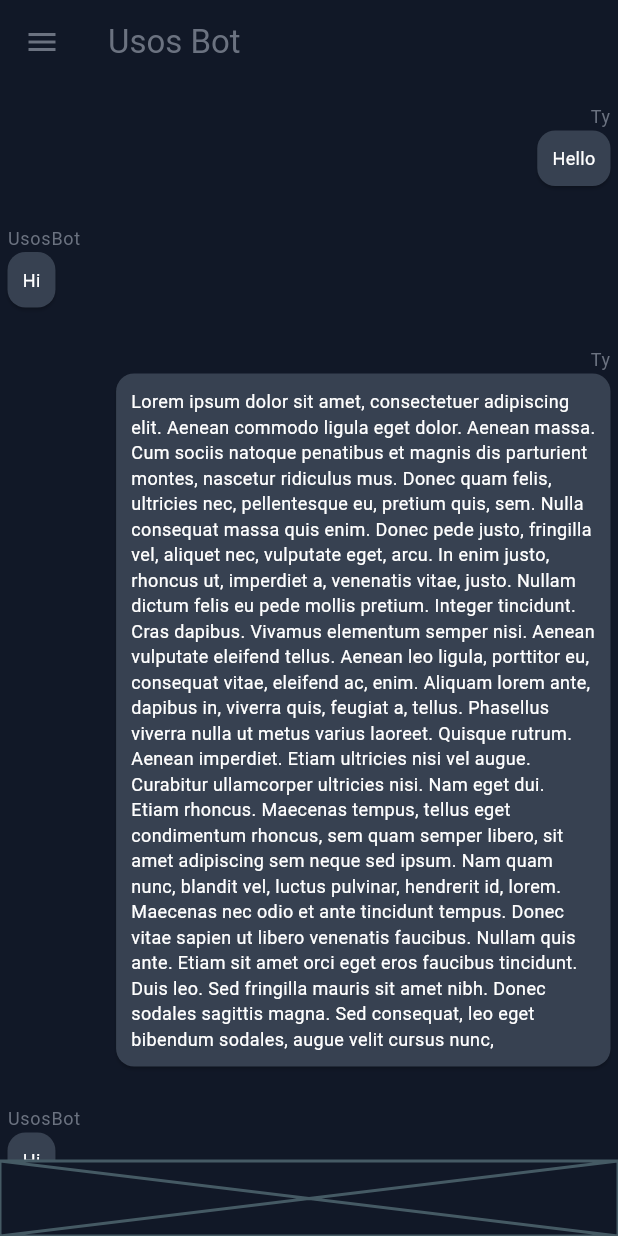
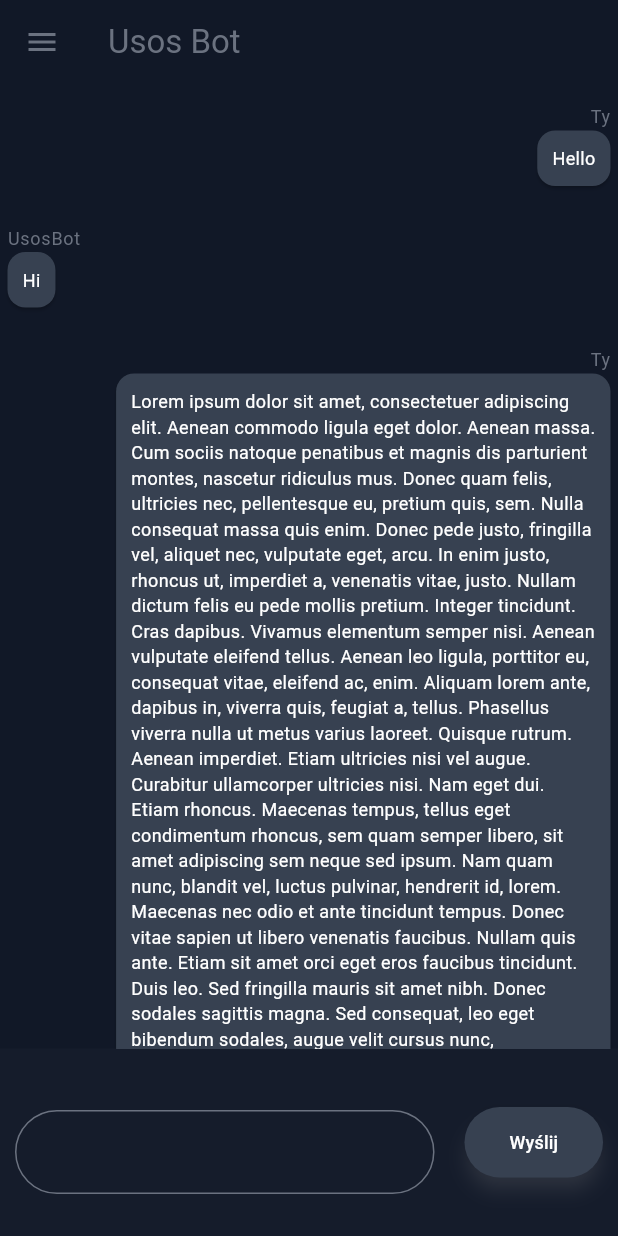
Before and after one commit to milosz7/usos-bot, a Flutter app: the ChatPage screen opened by its route, on a phone screen of 412 x 824 dp. Run offline on Flutter 3.47's test engine with Material 3 defaults, Android fonts, the phone set to English and light mode, and no system bars; our stand-ins replace sign_in_button.

Commit message:
added input form for chat

```diff
--- a/frontend_flutter/lib/src/chat/chat_page.dart
+++ b/frontend_flutter/lib/src/chat/chat_page.dart
@@ -42,7 +42,9 @@ class _ChatPageState extends State<ChatPage> {
     ChatMessage(MessageAuthor.ai, "Hi"),
   ];
 
-  void _fetchCurrentChatHistory(String id) {}
+  void _fetchCurrentChatHistory(String id) {
+    currentChatHistory[0].content = id;
+  }
 
   void _changeIndex(int selectedIndex) {
     _fetchCurrentChatHistory(historyCaptions[selectedIndex].uuid);
@@ -51,11 +53,31 @@ class _ChatPageState extends State<ChatPage> {
     });
   }
 
+  final _formKey = GlobalKey<FormState>();
+  final TextEditingController _textController = TextEditingController();
+  String _errorText = "";
+  final double maxWidthMobileDevices = 600.0;
+
+  void _processSubmit() {
+    setState(() {
+      var validation = _formKey.currentState?.validate();
+      _errorText = validation == true ? "" : "Prosze zadać pytanie";
+
+      if (!validation!) {
+        return;
+      }
+
+      var input = _textController.text;
+
+      print("User input: $input");
+    });
+  }
+
   @override
   Widget build(BuildContext context) {
     var theme = Theme.of(context);
     var screenWidth = MediaQuery.of(context).size.width;
-    const inputHeight = 50.0;
+    const inputHeight = 125.0;
     const drawerHeaderHeight = 75.0;
 
     return Scaffold(
@@ -73,9 +95,74 @@ class _ChatPageState extends State<ChatPage> {
                 currentChatHistory: currentChatHistory,
                 theme: theme,
                 screenWidth: screenWidth),
-            const SizedBox(
+            SizedBox(
               height: inputHeight,
-              child: Placeholder(),
+              child: Material(
+                color: theme.colorScheme.primary.withOpacity(0.1),
+                child: Padding(
+                  padding: const EdgeInsets.symmetric(horizontal: PaddingSize.medium),
+                  child: Form(
+                    key: _formKey,
+                    child: Row(
+                      children: <Widget>[
+                        Expanded(
+                          child: Column(
+                            children: [
+                              Padding(
+                                  padding: const EdgeInsets.symmetric(vertical: PaddingSize.medium),
+                                  child: Text(
+                                    _errorText,
+                                    style: TextStyle(
+                                      color: theme.colorScheme.error,
+                                      fontSize: 14,
+                                    ),
+                                  ),
+                                ),
+                              TextFormField(
+                              decoration: InputDecoration(
+                                border: OutlineInputBorder(
+                                  borderRadius: BorderRadius.circular(30.0),
+                                  borderSide: BorderSide(
+                                    color: theme.colorScheme.primary,
+                                    width: 2.0,
+                                  ),
+                                ),
+                                focusedBorder: OutlineInputBorder(
+                                  borderRadius: BorderRadius.circular(30.0),
+                                  borderSide: BorderSide(
+                                    color: theme.colorScheme.secondary,
+                                    width: 2.0,
+                                  ),
+                                ),
+                              ),
+                              controller: _textController,
+                              validator: (value) {
+                                if (value == null || value.isEmpty) {
+                                  return "";
+                                }
+                                return null;
+                              },
+                            ),
+                          ]),
+                        ),
+                        Padding(
+                          padding: const EdgeInsets.only(left: PaddingSize.large),
+                          child: ElevatedButton(
+                            style: ElevatedButton.styleFrom(
+                              backgroundColor: theme.colorScheme.primary,
+                              shadowColor: theme.colorScheme.secondary,
+                              elevation: 5,
+                              padding: const EdgeInsets.symmetric(horizontal: 30, vertical: 15),
+                            ),
+                            onPressed: _processSubmit,
+                            child: Text("Wyślij", style: TextStyle(color: theme.colorScheme.onPrimary, fontSize: screenWidth >= maxWidthMobileDevices ? FontSize.large : FontSize.small),),
+                          ),
+                        )
+                      ],
+                    )
+                  ),
+                ),
+              ),
             )
           ],
         ),
```
